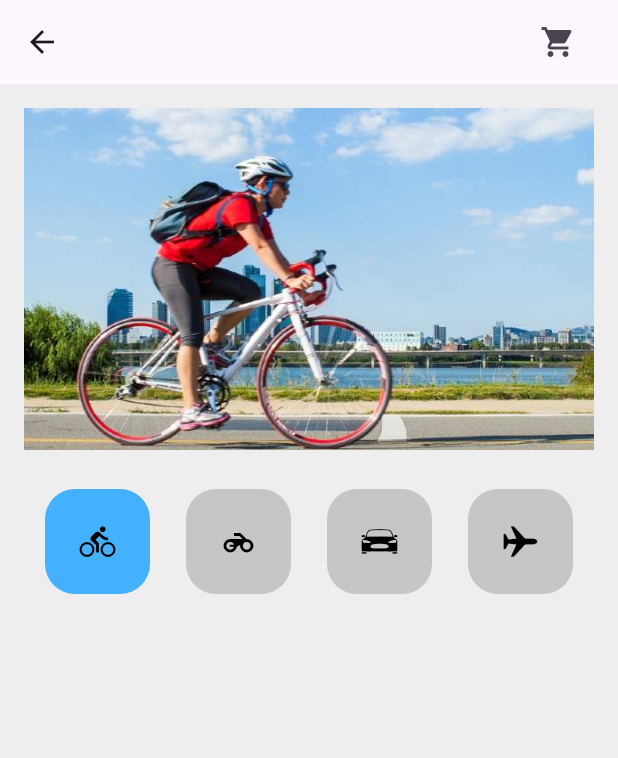
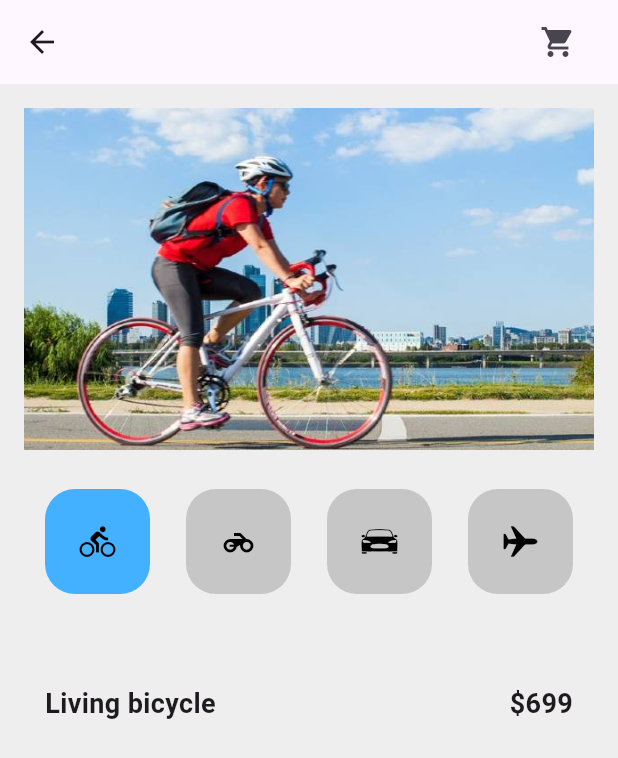
Before and after one commit to tombap8/Flutter-PJ-TOM, a Flutter app: the screen it shows after launch, on a phone screen of 412 x 824 dp. Shown: the top 758 px of the screen. Run offline on Flutter 3.47's test engine with Material 3 defaults, Android fonts, the phone set to English and light mode, and no system bars; our stand-ins replace flutter_svg.

Commit message:
Update cart_detail.dart

```diff
--- a/03.플러터PJ/app_05_cart/lib/components/cart_detail.dart
+++ b/03.플러터PJ/app_05_cart/lib/components/cart_detail.dart
@@ -41,8 +41,8 @@ class _CartDetailState extends State<CartDetail> {
     "Tesla Model3",
     "Cessna 150",
   ];
-  // 상품가격 리스트 [ 가격, 조회수, 별수 ]
-  Map<String, List> selectedPrice = {
+  // 상품정보 리스트 [ 가격, 조회수, 별수 ]
+  Map<String, List> goodsInfo = {
     "Living bicycle": [699, 26, 5],
     "Honda motorcycle": [1700, 35, 7],
     "Tesla Model3": [7800, 98, 3],
@@ -163,7 +163,34 @@ class _CartDetailState extends State<CartDetail> {
 
   // 1. 이름/가격 위젯 만들기 메서드 : _buildNamePrice()
   Widget _buildNamePrice() {
-    return Padding(padding: const EdgeInsets.only(bottom: 10.0));
+    return Padding(
+      padding: const EdgeInsets.only(bottom: 10.0),
+      child: Row(
+        // 메인축 정렬 양쪽끝(사이간격만 주기)
+        mainAxisAlignment:
+        MainAxisAlignment.spaceBetween,
+        children: [
+          // 1.상품명 : selectedTit 리스트형 변수값 읽어옴
+          // sequenceNum의 순번값이 변경될때 이것도 업데이트됨!!!
+          Text(
+            selectedTit[sequenceNum],
+            style: TextStyle(
+              fontSize: 18,
+              fontWeight: FontWeight.bold,
+            ),
+          ),
+          // 2. 상품가격 : selectedPrice
+          Text(
+            // 달러($)는 특수문자니까 역슬래쉬를 같이 씀!
+            '\$${goodsInfo[selectedTit[sequenceNum]]?[0]}',
+            style: TextStyle(
+              fontSize: 18,
+              fontWeight: FontWeight.bold,
+            ),
+          ),
+        ],
+      ),
+      );
   } ////////// _buildNamePrice  메서드 //////////
 
   // 2. 별점/리뷰수 위젯 만들기 메서드 : _buildStarReview()
```
